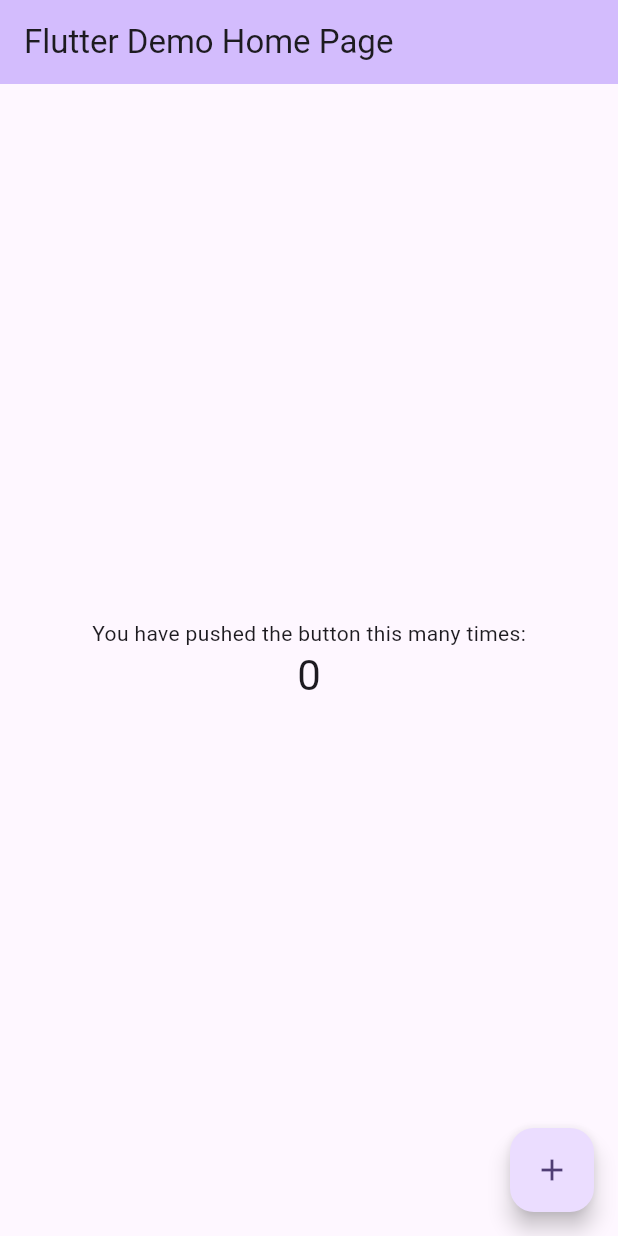
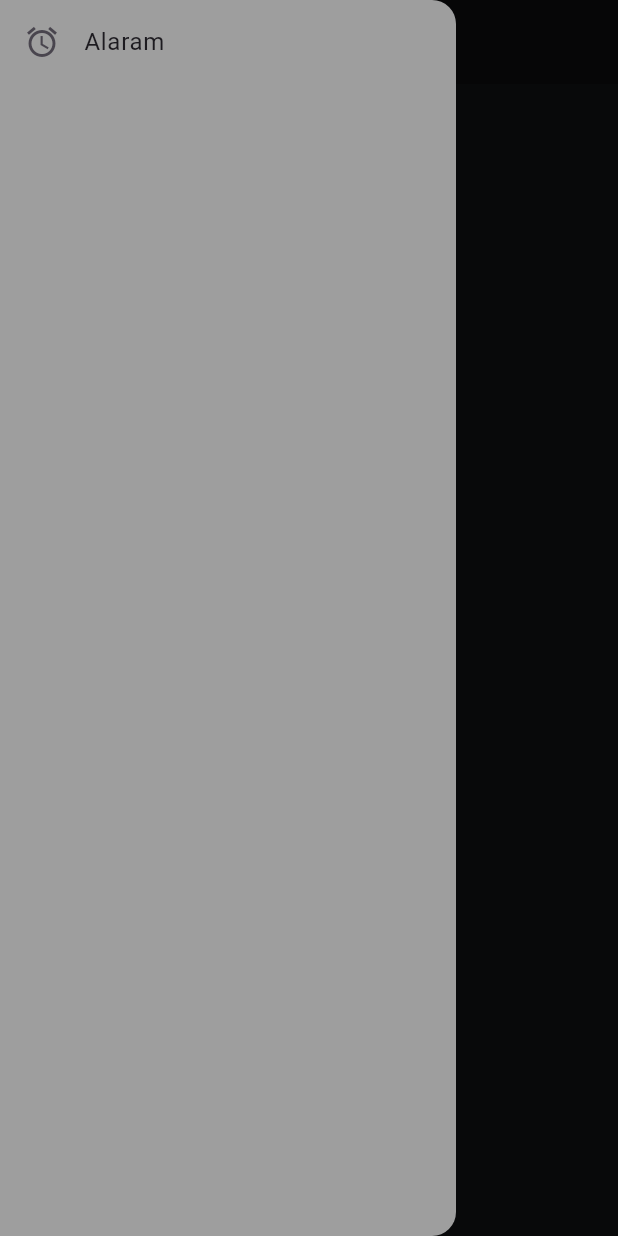
Before and after one commit to MauryaAayush/drawer_app, a Flutter app: the screen it shows after launch, with the side drawer open (before the commit the screen has no drawer), on a phone screen of 412 x 824 dp. Run offline on Flutter 3.47's test engine with Material 3 defaults, Android fonts, the phone set to English and light mode, and no system bars.

Commit message:
Radhey Radhey

```diff
--- /dev/null
+++ b/lib/Apps/1.dart
@@ -0,0 +1,46 @@
+import 'package:flutter/material.dart';
+import 'package:flutter/services.dart';
+
+void main() {
+  SystemChrome.setSystemUIOverlayStyle(
+    const SystemUiOverlayStyle(
+      statusBarColor: Colors.green,
+    ),
+  );
+  runApp(const GmailSlider());
+}
+
+class GmailSlider extends StatefulWidget {
+  const GmailSlider({Key? key}) : super(key: key);
+
+  @override
+  State<GmailSlider> createState() => _GmailSliderState();
+}
+
+class _GmailSliderState extends State<GmailSlider> {
+  @override
+  Widget build(BuildContext context) {
+    return SafeArea(
+        child: Scaffold(
+          drawer: const Drawer(
+            backgroundColor: Colors.grey,
+            child: ListTile(
+              leading: Icon(Icons.access_alarm),
+              title: Text('Alaram'),
+
+            ),
+          ),
+            backgroundColor: Color(0xFF121315),
+            appBar: AppBar(
+              backgroundColor: Color(0xFF0D0D0F),
+              title: Text('Gmail',style: TextStyle(
+                color: Colors.white
+              ),),
+              centerTitle: true,
+            ),
+            body: Container(),
+      ),
+    );
+
+  }
+}
--- /dev/null
+++ b/lib/Apps/2.dart
@@ -0,0 +1,28 @@
+import 'package:flutter/material.dart';
+
+void main()
+{
+  runApp(const Drawer());
+}
+
+class Drawer extends StatefulWidget {
+  const Drawer({super.key});
+
+  @override
+  State<Drawer> createState() => _DrawerState();
+}
+
+class _DrawerState extends State<Drawer> {
+  @override
+  Widget build(BuildContext context) {
+    return Scaffold(
+      backgroundColor: Color(0xFF121315),
+      appBar: AppBar(
+        backgroundColor: Colors.black,
+      ),
+      body: Center(
+        child: Container(),
+      ),
+    );
+  }
+}
--- a/lib/main.dart
+++ b/lib/main.dart
@@ -1,4 +1,6 @@
 import 'package:flutter/material.dart';
+
+import 'Apps/1.dart';
 
 void main() {
   runApp(const MyApp());
@@ -7,119 +9,23 @@ void main() {
 class MyApp extends StatelessWidget {
   const MyApp({super.key});
 
-  // This widget is the root of your application.
+
   @override
   Widget build(BuildContext context) {
     return MaterialApp(
+      debugShowCheckedModeBanner: false,
       title: 'Flutter Demo',
       theme: ThemeData(
-        // This is the theme of your application.
-        //
-        // TRY THIS: Try running your application with "flutter run". You'll see
-        // the application has a purple toolbar. Then, without quitting the app,
-        // try changing the seedColor in the colorScheme below to Colors.green
-        // and then invoke "hot reload" (save your changes or press the "hot
-        // reload" button in a Flutter-supported IDE, or press "r" if you used
-        // the command line to start the app).
-        //
-        // Notice that the counter didn't reset back to zero; the application
-        // state is not lost during the reload. To reset the state, use hot
-        // restart instead.
-        //
-        // This works for code too, not just values: Most code changes can be
-        // tested with just a hot reload.
         colorScheme: ColorScheme.fromSeed(seedColor: Colors.deepPurple),
         useMaterial3: true,
       ),
-      home: const MyHomePage(title: 'Flutter Demo Home Page'),
+
+      initialRoute: '/',
+      routes: {
+        '/' : (context) =>  GmailSlider(),
+        '/second' : (context) =>  const Drawer(),
+      },
+
     );
   }
 }
-
-class MyHomePage extends StatefulWidget {
-  const MyHomePage({super.key, required this.title});
-
-  // This widget is the home page of your application. It is stateful, meaning
-  // that it has a State object (defined below) that contains fields that affect
-  // how it looks.
-
-  // This class is the configuration for the state. It holds the values (in this
-  // case the title) provided by the parent (in this case the App widget) and
-  // used by the build method of the State. Fields in a Widget subclass are
-  // always marked "final".
-
-  final String title;
-
-  @override
-  State<MyHomePage> createState() => _MyHomePageState();
-}
-
-class _MyHomePageState extends State<MyHomePage> {
-  int _counter = 0;
-
-  void _incrementCounter() {
-    setState(() {
-      // This call to setState tells the Flutter framework that something has
-      // changed in this State, which causes it to rerun the build method below
-      // so that the display can reflect the updated values. If we changed
-      // _counter without calling setState(), then the build method would not be
-      // called again, and so nothing would appear to happen.
-      _counter++;
-    });
-  }
-
-  @override
-  Widget build(BuildContext context) {
-    // This method is rerun every time setState is called, for instance as done
-    // by the _incrementCounter method above.
-    //
-    // The Flutter framework has been optimized to make rerunning build methods
-    // fast, so that you can just rebuild anything that needs updating rather
-    // than having to individually change instances of widgets.
-    return Scaffold(
-      appBar: AppBar(
-        // TRY THIS: Try changing the color here to a specific color (to
-        // Colors.amber, perhaps?) and trigger a hot reload to see the AppBar
-        // change color while the other colors stay the same.
-        backgroundColor: Theme.of(context).colorScheme.inversePrimary,
-        // Here we take the value from the MyHomePage object that was created by
-        // the App.build method, and use it to set our appbar title.
-        title: Text(widget.title),
-      ),
-      body: Center(
-        // Center is a layout widget. It takes a single child and positions it
-        // in the middle of the parent.
-        child: Column(
-          // Column is also a layout widget. It takes a list of children and
-          // arranges them vertically. By default, it sizes itself to fit its
-          // children horizontally, and tries to be as tall as its parent.
-          //
-          // Column has various properties to control how it sizes itself and
-          // how it positions its children. Here we use mainAxisAlignment to
-          // center the children vertically; the main axis here is the vertical
-          // axis because Columns are vertical (the cross axis would be
-          // horizontal).
-          //
-          // TRY THIS: Invoke "debug painting" (choose the "Toggle Debug Paint"
-          // action in the IDE, or press "p" in the console), to see the
-          // wireframe for each widget.
-          mainAxisAlignment: MainAxisAlignment.center,
-          children: <Widget>[
-            const Text(
-              'You have pushed the button this many times:',
-            ),
-            Text(
-              '$_counter',
-              style: Theme.of(context).textTheme.headlineMedium,
-            ),
-          ],
-        ),
-      ),
-      floatingActionButton: FloatingActionButton(
-        onPressed: _incrementCounter,
-        tooltip: 'Increment',
-        child: const Icon(Icons.add),
-      ), // This trailing comma makes auto-formatting nicer for build methods.
-    );
-  }
-}
```
